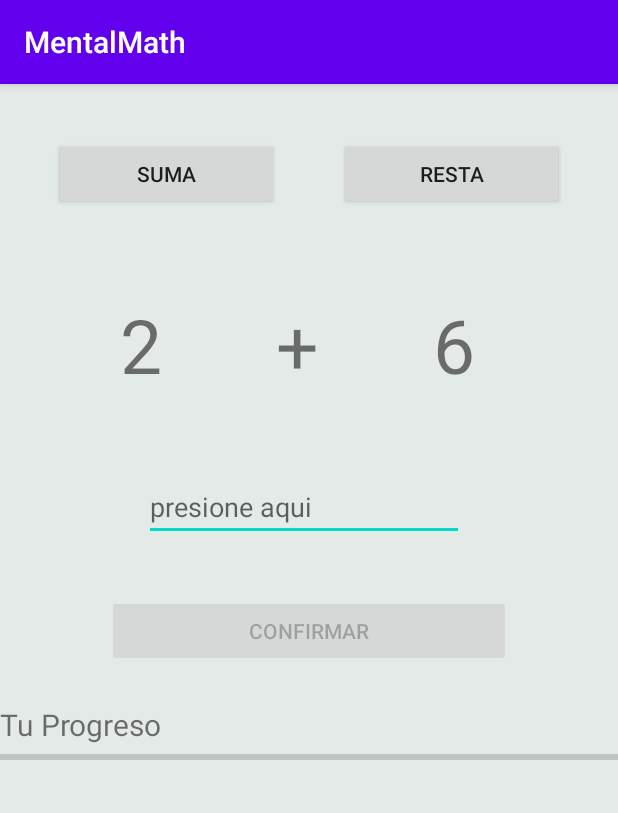
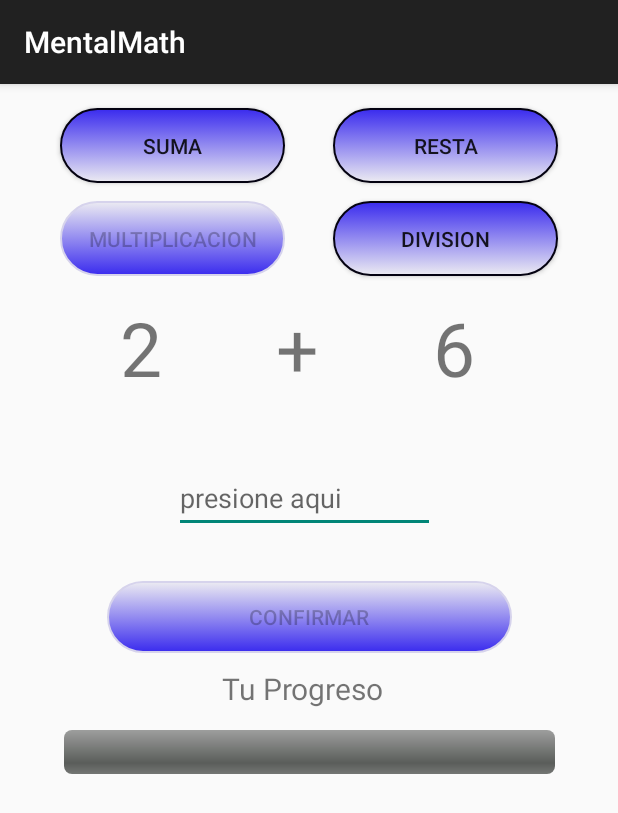
Before and after one commit to joni1023/LearnToMath, an Android app: the screen it shows after launch (MainActivity), on a phone screen of 412 x 824 dp. Shown: the top 813 px of the screen. Run offline under Robolectric (Android 15) with nearby library versions, the phone set to English and light mode, and no system bars.

Commit message:
agregando style

```diff
--- a/app/src/main/AndroidManifest.xml
+++ b/app/src/main/AndroidManifest.xml
@@ -8,7 +8,7 @@
         android:label="@string/app_name"
         android:roundIcon="@mipmap/ic_launcher_round"
         android:supportsRtl="true"
-        android:theme="@style/AppTheme">
+        android:theme="@style/Theme.AppCompat.Light.DarkActionBar">
         <activity android:name=".MainActivity">
             <intent-filter>
                 <action android:name="android.intent.action.MAIN" />
--- a/app/src/main/java/com/example/mentalmath/MainActivity.kt
+++ b/app/src/main/java/com/example/mentalmath/MainActivity.kt
@@ -17,7 +17,6 @@ class MainActivity : AppCompatActivity(),View.OnClickListener {
         btn_suma.setOnClickListener(this)
         btn_confirm.setOnClickListener(this)
         btn_resta.setOnClickListener(this)
-        btn_confirm.isEnabled=false
         result.hint="presione aqui"
         createSuma()
         result.addTextChangedListener(object : TextWatcher {
--- /dev/null
+++ b/app/src/main/res/drawable/btn_defaut.xml
@@ -0,0 +1,15 @@
+<?xml version="1.0" encoding="utf-8"?>
+<shape xmlns:android="http://schemas.android.com/apk/res/android" android:shape="rectangle">
+    <gradient
+        android:startColor="#3a2bee"
+        android:endColor="#ecebf2"
+        android:angle="270"
+        />
+    <corners
+        android:radius="50dp"
+        />
+    <stroke
+        android:color=" #040211 "
+        android:width="1dp"
+        />
+</shape>
--- /dev/null
+++ b/app/src/main/res/drawable/btn_enabled.xml
@@ -0,0 +1,15 @@
+<?xml version="1.0" encoding="utf-8"?>
+<shape xmlns:android="http://schemas.android.com/apk/res/android" android:shape="rectangle">
+    <gradient
+        android:startColor="#3a2bee"
+        android:endColor="#ecebf2"
+        android:angle="90"
+        />
+    <corners
+        android:radius="50dp"
+        />
+    <stroke
+        android:color="@color/colorCiel"
+        android:width="1dp"
+        />
+</shape>
--- /dev/null
+++ b/app/src/main/res/drawable/btn_preess.xml
@@ -0,0 +1,14 @@
+<?xml version="1.0" encoding="utf-8"?>
+<shape xmlns:android="http://schemas.android.com/apk/res/android" android:shape="rectangle">
+    <solid
+        android:color="@color/colorCiel"
+        />
+    <stroke
+        android:color="@color/colorPrimaryDark"
+        android:width="1dp"
+        />
+    <corners
+        android:radius="50dp"
+        />
+
+</shape>
--- /dev/null
+++ b/app/src/main/res/drawable/selector_btn.xml
@@ -0,0 +1,6 @@
+<?xml version="1.0" encoding="utf-8"?>
+<selector xmlns:android="http://schemas.android.com/apk/res/android">
+    <item android:drawable="@drawable/btn_enabled" android:state_enabled="false"/>
+    <item android:drawable="@drawable/btn_preess" android:state_pressed="true" />
+    <item android:drawable="@drawable/btn_defaut"/>
+</selector>
--- a/app/src/main/res/layout/activity_main.xml
+++ b/app/src/main/res/layout/activity_main.xml
@@ -4,7 +4,6 @@
     xmlns:tools="http://schemas.android.com/tools"
     android:layout_width="match_parent"
     android:layout_height="match_parent"
-    android:background="#E4EAE8"
     tools:context=".MainActivity">
 
     <TextView
@@ -12,41 +11,40 @@
         android:layout_width="wrap_content"
         android:layout_height="wrap_content"
         android:layout_marginStart="80dp"
-        android:layout_marginTop="56dp"
         android:text="@string/numero"
         android:textSize="50sp"
         app:layout_constraintStart_toStartOf="parent"
-        app:layout_constraintTop_toBottomOf="@+id/btn_suma" />
+        app:layout_constraintTop_toTopOf="@+id/guideline" />
 
     <TextView
         android:id="@+id/numtwo"
         android:layout_width="wrap_content"
         android:layout_height="wrap_content"
         android:layout_marginStart="76dp"
-        android:layout_marginTop="56dp"
         android:text="@string/numero"
         android:textSize="50sp"
         app:layout_constraintStart_toEndOf="@+id/signed"
-        app:layout_constraintTop_toBottomOf="@+id/btn_resta" />
+        app:layout_constraintTop_toTopOf="@+id/guideline" />
 
     <EditText
         android:id="@+id/result"
-        android:layout_width="213dp"
-        android:layout_height="wrap_content"
-        android:layout_marginStart="96dp"
-        android:layout_marginTop="52dp"
+        style="@android:style/Widget.Material.Light.EditText"
+        android:layout_width="174dp"
+        android:layout_height="46dp"
+        android:layout_marginStart="116dp"
+        android:layout_marginTop="44dp"
         android:ems="10"
-        android:maxLength="2"
         android:inputType="numberSigned"
+        android:maxLength="3"
         android:singleLine="true"
         app:layout_constraintStart_toStartOf="parent"
         app:layout_constraintTop_toBottomOf="@+id/numtwo" />
 
     <Button
         android:id="@+id/btn_confirm"
-        android:layout_width="269dp"
-        android:layout_height="wrap_content"
-        android:layout_marginTop="36dp"
+        style="@style/buttonstyle.large"
+        android:layout_marginTop="32dp"
+        android:backgroundTintMode="src_atop"
         android:text="@string/confirmar"
         app:layout_constraintEnd_toEndOf="parent"
         app:layout_constraintStart_toStartOf="parent"
@@ -54,20 +52,18 @@
 
     <Button
         android:id="@+id/btn_suma"
-        android:layout_width="150dp"
-        android:layout_height="48dp"
-        android:layout_marginStart="36dp"
-        android:layout_marginTop="36dp"
+        style="@style/buttonstyle"
+        android:layout_marginStart="40dp"
+        android:layout_marginTop="16dp"
         android:text="@string/suma"
         app:layout_constraintStart_toStartOf="parent"
         app:layout_constraintTop_toTopOf="parent" />
 
     <Button
         android:id="@+id/btn_resta"
-        android:layout_width="150dp"
-        android:layout_height="wrap_content"
-        android:layout_marginTop="36dp"
-        android:layout_marginEnd="36dp"
+        style="@style/buttonstyle"
+        android:layout_marginTop="16dp"
+        android:layout_marginEnd="40dp"
         android:text="@string/resta"
         app:layout_constraintEnd_toEndOf="parent"
         app:layout_constraintTop_toTopOf="parent" />
@@ -77,35 +73,64 @@
         android:layout_width="wrap_content"
         android:layout_height="wrap_content"
         android:layout_marginStart="76dp"
-        android:layout_marginTop="56dp"
         android:text="@string/signo"
         android:textSize="50sp"
         app:layout_constraintStart_toEndOf="@+id/numOne"
-        app:layout_constraintTop_toBottomOf="@+id/btn_suma" />
+        app:layout_constraintTop_toTopOf="@+id/guideline" />
 
 
     <ProgressBar
         android:id="@+id/progressBar"
         style="?android:attr/progressBarStyleHorizontal"
-        android:layout_width="match_parent"
-        android:layout_height="wrap_content"
-        android:progressTint="#B2FF59"
+        android:layout_width="327dp"
+        android:layout_height="29dp"
+        android:progressDrawable="@android:drawable/progress_horizontal"
         android:visibility="visible"
         app:layout_constraintBottom_toBottomOf="parent"
+        app:layout_constraintEnd_toEndOf="parent"
+        app:layout_constraintStart_toStartOf="parent"
         app:layout_constraintTop_toBottomOf="@+id/btn_confirm"
-        app:layout_constraintVertical_bias="0.143"
-        tools:layout_editor_absoluteX="0dp" />
+        app:layout_constraintVertical_bias="0.143" />
 
     <TextView
         android:id="@+id/textView"
-        android:layout_width="match_parent"
+        android:layout_width="wrap_content"
         android:layout_height="wrap_content"
+        android:layout_marginStart="148dp"
         android:text="@string/progreso"
         android:textSize="20sp"
         app:layout_constraintBottom_toTopOf="@+id/progressBar"
         app:layout_constraintStart_toStartOf="parent"
         app:layout_constraintTop_toBottomOf="@+id/btn_confirm"
-        app:layout_constraintVertical_bias="1.0" />
+        app:layout_constraintVertical_bias="0.411" />
+
+    <androidx.constraintlayout.widget.Guideline
+        android:id="@+id/guideline"
+        android:layout_width="wrap_content"
+        android:layout_height="wrap_content"
+        android:orientation="horizontal"
+        app:layout_constraintGuide_begin="142dp" />
+
+    <Button
+        android:id="@+id/btn_mult"
+        style="@style/buttonstyle"
+        android:layout_marginStart="40dp"
+        android:enabled="false"
+        android:text="@string/multiplicar"
+        app:layout_constraintBottom_toTopOf="@+id/guideline"
+        app:layout_constraintStart_toStartOf="parent"
+        app:layout_constraintTop_toBottomOf="@+id/btn_suma"
+        app:layout_constraintVertical_bias="0.466" />
+
+    <Button
+        android:id="@+id/btn_div"
+        style="@style/buttonstyle"
+        android:layout_marginEnd="40dp"
+        android:text="@string/division"
+        app:layout_constraintBottom_toTopOf="@+id/guideline"
+        app:layout_constraintEnd_toEndOf="parent"
+        app:layout_constraintTop_toBottomOf="@+id/btn_resta"
+        app:layout_constraintVertical_bias="0.451" />
 
 
 </androidx.constraintlayout.widget.ConstraintLayout>
--- a/app/src/main/res/values/colors.xml
+++ b/app/src/main/res/values/colors.xml
@@ -3,4 +3,7 @@
     <color name="colorPrimary">#6200EE</color>
     <color name="colorPrimaryDark">#3700B3</color>
     <color name="colorAccent">#03DAC5</color>
+    <color name="colorprimario">#d0cbee</color>
+    <color name="colorsecundario"> #f8f8f9 </color>
+    <color name="colorCiel">#d6d3ec</color>
 </resources>
--- a/app/src/main/res/values/strings.xml
+++ b/app/src/main/res/values/strings.xml
@@ -6,4 +6,6 @@
     <string name="resta">resta</string>
     <string name="signo">+</string>
     <string name="progreso">Tu Progreso</string>
+    <string name="multiplicar">multiplicacion</string>
+    <string name="division">division</string>
 </resources>
--- a/app/src/main/res/values/styles.xml
+++ b/app/src/main/res/values/styles.xml
@@ -7,4 +7,16 @@
         <item name="colorAccent">@color/colorAccent</item>
     </style>
 
+    <style name="buttonstyle" >
+        <item name="android:background">@drawable/selector_btn</item>
+        <item name="android:layout_width">150dp</item>
+        <item name="android:layout_height">50dp</item>
+    </style>
+
+    <style name="buttonstyle.large" parent="buttonstyle">
+        <item name="android:layout_width">270dp</item>
+        <item name="android:layout_height">wrap_content</item>
+        <item name="android:enabled">false</item>
+
+    </style>
 </resources>
```
